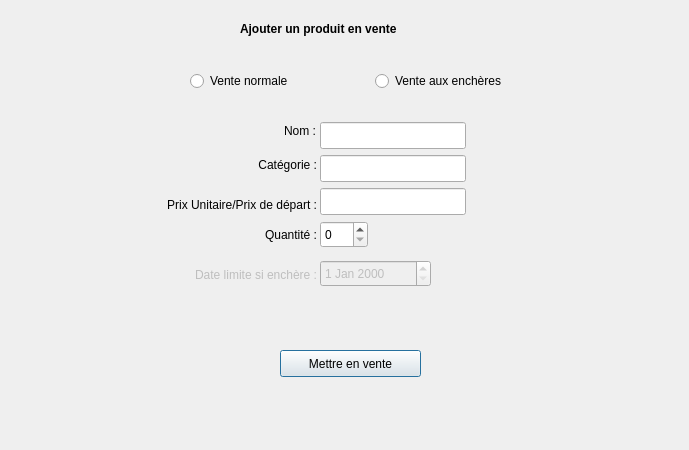
DecolleAnais/E-March-, file code/EMarche/DialogAjouterVente.ui: the form before one commit.
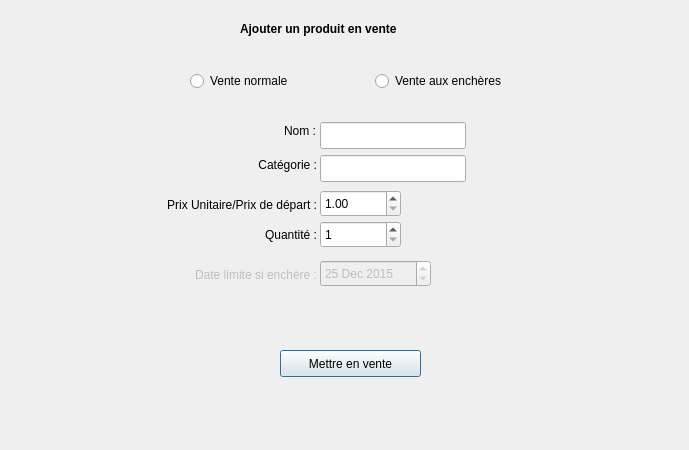
The form after the commit.

The edit to the form file:
```diff
--- a/code/EMarche/DialogAjouterVente.ui
+++ b/code/EMarche/DialogAjouterVente.ui
@@ -112,16 +112,6 @@
     <set>Qt::AlignRight|Qt::AlignTrailing|Qt::AlignVCenter</set>
    </property>
   </widget>
-  <widget class="QLineEdit" name="valPrix">
-   <property name="geometry">
-    <rect>
-     <x>320</x>
-     <y>188</y>
-     <width>146</width>
-     <height>27</height>
-    </rect>
-   </property>
-  </widget>
   <widget class="QLabel" name="labelQte">
    <property name="geometry">
     <rect>
@@ -143,10 +133,16 @@
     <rect>
      <x>320</x>
      <y>221</y>
-     <width>48</width>
+     <width>81</width>
      <height>27</height>
     </rect>
    </property>
+   <property name="minimum">
+    <number>1</number>
+   </property>
+   <property name="maximum">
+    <number>999</number>
+   </property>
   </widget>
   <widget class="QLabel" name="label_6">
    <property name="geometry">
@@ -208,6 +204,26 @@
      <height>27</height>
     </rect>
    </property>
+   <property name="dateTime">
+    <datetime>
+     <hour>0</hour>
+     <minute>0</minute>
+     <second>0</second>
+     <year>2015</year>
+     <month>12</month>
+     <day>25</day>
+    </datetime>
+   </property>
+   <property name="minimumDateTime">
+    <datetime>
+     <hour>0</hour>
+     <minute>0</minute>
+     <second>0</second>
+     <year>2015</year>
+     <month>12</month>
+     <day>1</day>
+    </datetime>
+   </property>
   </widget>
   <widget class="QPushButton" name="boutonAjouterVente">
    <property name="geometry">
@@ -238,6 +254,22 @@
     <string notr="true">buttonGroup</string>
    </attribute>
   </widget>
+  <widget class="QDoubleSpinBox" name="valPrix">
+   <property name="geometry">
+    <rect>
+     <x>320</x>
+     <y>190</y>
+     <width>81</width>
+     <height>27</height>
+    </rect>
+   </property>
+   <property name="minimum">
+    <double>1.000000000000000</double>
+   </property>
+   <property name="maximum">
+    <double>10000.000000000000000</double>
+   </property>
+  </widget>
  </widget>
  <resources/>
  <connections>
```
